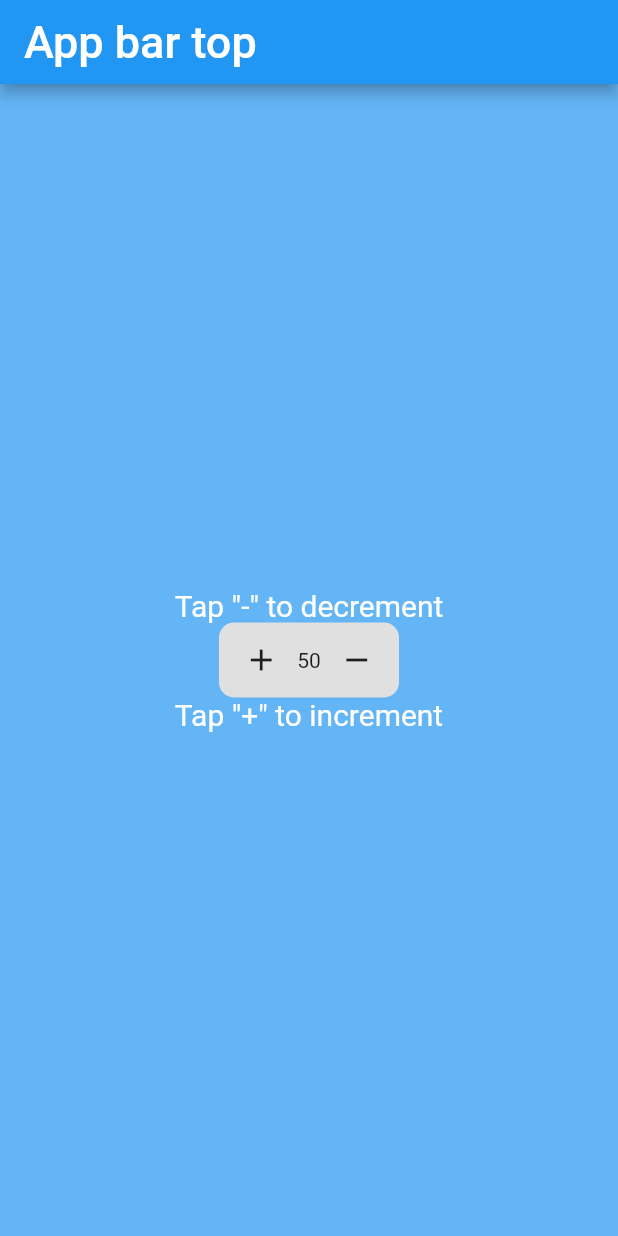
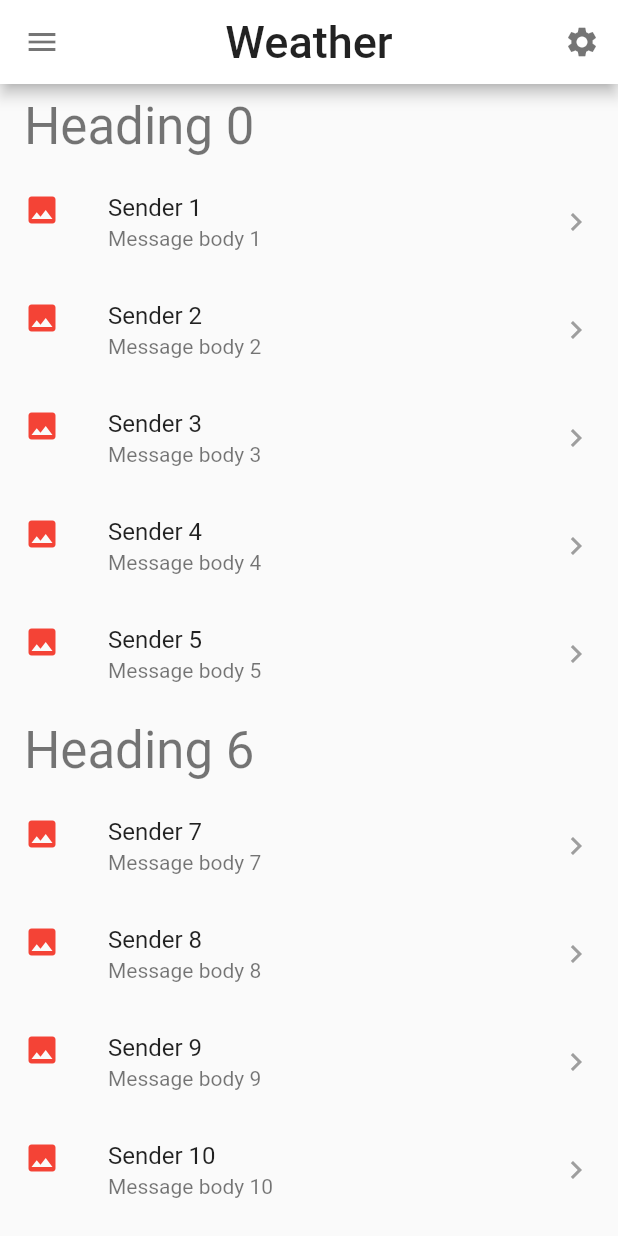
Before and after one commit to emil-asp/flutter_learning, a Flutter app: the screen it shows after launch, on a phone screen of 412 x 824 dp. Run offline on Flutter 3.47's test engine with Material 2 defaults, Android fonts, the phone set to English and light mode, and no system bars.

Commit message:
DZ-2 pre

```diff
--- a/lib/main.dart
+++ b/lib/main.dart
@@ -1,6 +1,7 @@
 import 'dart:async';
 
 import 'package:flutter/material.dart';
+import 'package:flutter/services.dart';
 
 void main() => runApp(MyApp());
 
@@ -10,74 +11,77 @@ class MyApp extends StatelessWidget {
     // TODO: implement build
     return MaterialApp(
         home: Scaffold(
-        backgroundColor: Colors.blue[300],
       appBar: AppBar(
-          title: Text('App bar top', style: TextStyle(fontSize: 30, color: Colors.white),),
+        title: Text(
+          'Weather',
+          style: TextStyle(fontSize: 30, color: Colors.black87),
         ),
-        body: Center(
-          child: CounterStatefulWidget(
-
+        centerTitle: true,
+        backgroundColor: Colors.white,
+        iconTheme: IconThemeData(color: Colors.black54),
+        leading: IconButton(
+          icon: Icon(Icons.menu),
+          onPressed: () => {},
         ),
+        actions: [
+          IconButton(
+            icon: Icon(Icons.settings),
+            onPressed: () => {},
           ),
-      )
-    );
+        ],
+      ),
+      body: BodyListView(),
+    ));
   }
 }
 
-class CounterStatefulWidget extends StatefulWidget {
+class BodyListView extends StatelessWidget {
   @override
-  State<StatefulWidget> createState() => _CounterWidgetState();
+  Widget build(BuildContext context) {
+    return _myListView();
+  }
 }
 
-class _CounterWidgetState extends State<CounterStatefulWidget> {
-  int _count = 50;
+Widget _myListView() {
+  final List<ListItem> items = List<ListItem>.generate(
+      10000,
+      (int i) => i % 6 == 0
+          ? HeadingItem('Heading ${i}')
+          : MessageItem('Sender ${i}', 'Message body $i'));
 
-  @override
-  Widget build(BuildContext context) {
-    return Container(
-        child: Column(
-          mainAxisAlignment: MainAxisAlignment.center,
-          children: [
-            Text('Tap "-" to decrement', style: TextStyle(color: Colors.white, fontSize: 20),),
-            ConstrainedBox(
-                constraints: BoxConstraints.tightFor(width: 120, height: 50),
-                child: Container(
-                  decoration:BoxDecoration(
-                    color: Colors.grey[300],
-                    borderRadius: BorderRadius.circular(10),
-                  ),
-                  child: Row(
-                    mainAxisAlignment: MainAxisAlignment.center,
-                    children: [
-                      IconButton(
-                          onPressed: () {
-                            increment(1);
-                          }, icon: Icon(Icons.add)),
-                      Text(_count.toString()),
-                      IconButton(onPressed: () {
-                        increment(-1);
-                      }, icon: Icon(Icons.remove)),
-                    ],
-                  ),
-                )
-            ),
-            Text('Tap "+" to increment', style: TextStyle(color: Colors.white, fontSize: 20),),
-          ],
-        ),
+  return ListView.builder(
+      itemCount: items.length,
+      itemBuilder: (context, index) {
+        final item = items[index];
+
+        if (item is HeadingItem) {
+          return ListTile(
+            title: Text(item.heading, style: Theme.of(context).textTheme.headline4,),
           );
-  }
-
-  void increment(int inc) {
-    setState(() {
-      _count += inc;
-      if (_count > 100) {
-        _count = 100;
-      }
-      if (_count < 0) {
-        _count = 0;
+        } else if (item is MessageItem) {
+          return ListTile(
+            title: Text(item.sender),
+            subtitle: Text(item.body),
+            leading: Icon(Icons.insert_photo, color: Colors.red),
+            trailing: Icon(Icons.keyboard_arrow_right, color: Colors.grey),
+          );
+        } else {
+          return ListTile();
         }
       });
 }
 
+abstract class ListItem {}
 
+class HeadingItem implements ListItem {
+  final String heading;
+
+  HeadingItem(this.heading);
 }
+
+class MessageItem implements ListItem {
+  final String sender;
+  final String body;
+
+  MessageItem(this.sender, this.body);
+}
```
Also changed, not shown: lib/app_weather.dart (added, +156 -0 lines). Lines whose indentation alone changed are shown as unchanged.
